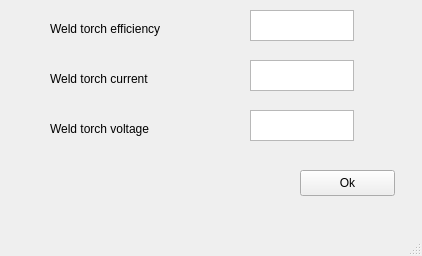
Old version of the form GUI/moduleTorchParameters.ui in the repository j446edf/welding_workbench_mirror.
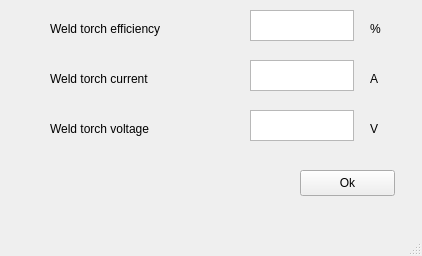
New version of the form.

What changed in the file:
```diff
--- a/GUI/moduleTorchParameters.ui
+++ b/GUI/moduleTorchParameters.ui
@@ -19,12 +19,12 @@
      <rect>
       <x>50</x>
       <y>20</y>
-      <width>361</width>
+      <width>151</width>
       <height>18</height>
      </rect>
     </property>
     <property name="text">
-     <string>Weld torch efficiency                                  %</string>
+     <string>Weld torch efficiency</string>
     </property>
    </widget>
    <widget class="QLabel" name="label_2">
@@ -32,12 +32,12 @@
      <rect>
       <x>50</x>
       <y>70</y>
-      <width>361</width>
+      <width>141</width>
       <height>18</height>
      </rect>
     </property>
     <property name="text">
-     <string>Weld torch current                                      A</string>
+     <string>Weld torch current </string>
     </property>
    </widget>
    <widget class="QLabel" name="label_3">
@@ -45,12 +45,12 @@
      <rect>
       <x>50</x>
       <y>120</y>
-      <width>361</width>
+      <width>141</width>
       <height>18</height>
      </rect>
     </property>
     <property name="text">
-     <string>Weld torch voltage                                      V</string>
+     <string>Weld torch voltage</string>
     </property>
    </widget>
    <widget class="QTextEdit" name="textEdit">
@@ -96,6 +96,45 @@
      <string>Ok</string>
     </property>
    </widget>
+   <widget class="QLabel" name="label_4">
+    <property name="geometry">
+     <rect>
+      <x>370</x>
+      <y>20</y>
+      <width>21</width>
+      <height>18</height>
+     </rect>
+    </property>
+    <property name="text">
+     <string>%</string>
+    </property>
+   </widget>
+   <widget class="QLabel" name="label_5">
+    <property name="geometry">
+     <rect>
+      <x>370</x>
+      <y>120</y>
+      <width>16</width>
+      <height>18</height>
+     </rect>
+    </property>
+    <property name="text">
+     <string>V</string>
+    </property>
+   </widget>
+   <widget class="QLabel" name="label_6">
+    <property name="geometry">
+     <rect>
+      <x>370</x>
+      <y>70</y>
+      <width>21</width>
+      <height>18</height>
+     </rect>
+    </property>
+    <property name="text">
+     <string>A</string>
+    </property>
+   </widget>
   </widget>
   <widget class="QMenuBar" name="menubar">
    <property name="geometry">
```
Left out of the diff: 16 changed lines with no effect on the pictures.
